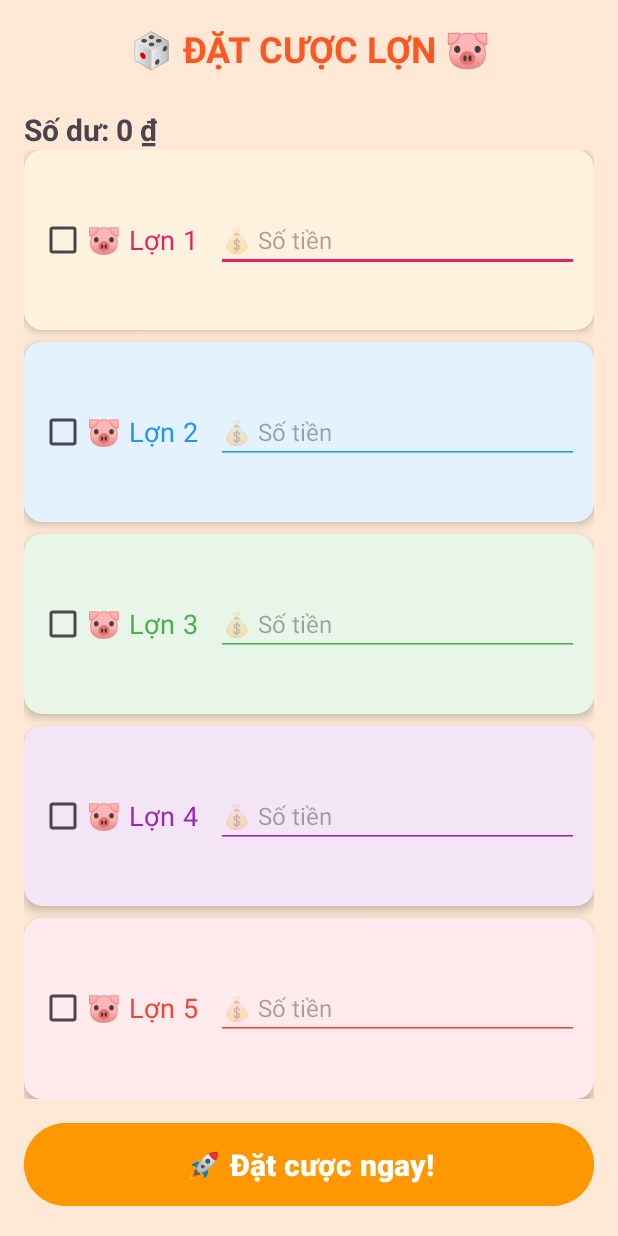
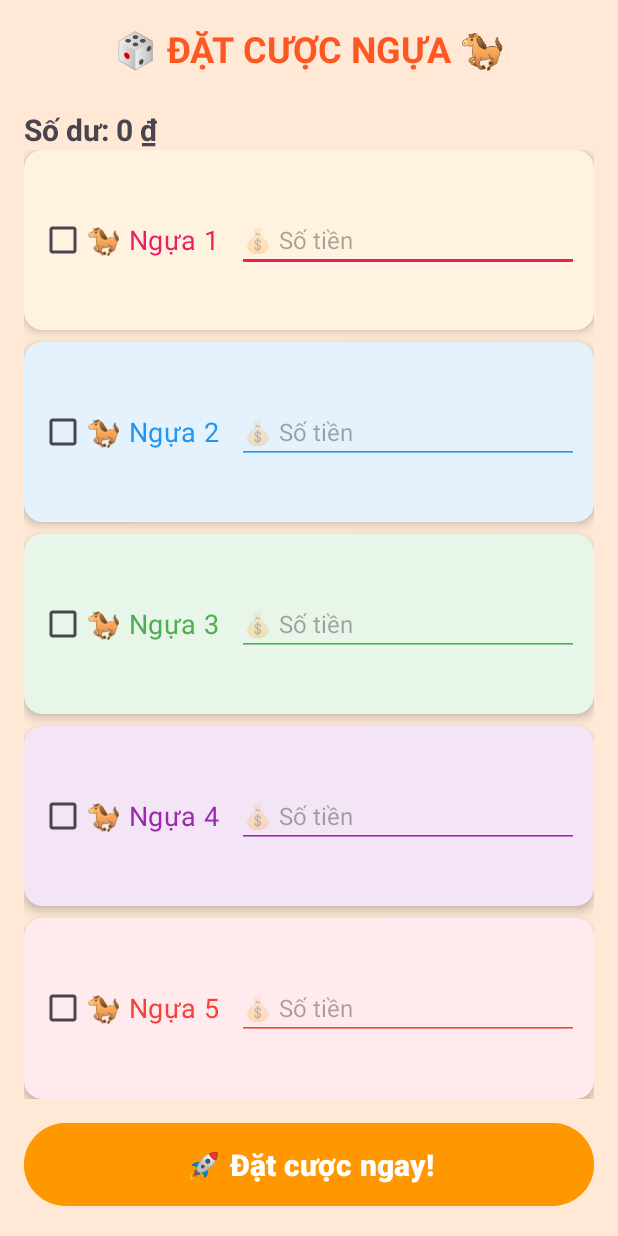
Before and after one commit to tuyetlangsa/android-mini-project, an Android app: the BetActivity screen opened directly, with no data from a screen before it, on a phone screen of 412 x 824 dp. Run offline under Robolectric (Android 15) with nearby library versions, the phone set to English and light mode, and no system bars.

Commit message:
update icon

```diff
--- a/app/src/main/res/layout/activity_bet.xml
+++ b/app/src/main/res/layout/activity_bet.xml
@@ -14,7 +14,7 @@
         android:id="@+id/tv_title"
         android:layout_width="match_parent"
         android:layout_height="wrap_content"
-        android:text="🎲 ĐẶT CƯỢC LỢN 🐷"
+        android:text="🎲 ĐẶT CƯỢC NGỰA 🐎"
         android:textSize="24sp"
         android:textStyle="bold"
         android:textColor="#FF5722"
@@ -33,14 +33,14 @@
         app:layout_constraintEnd_toEndOf="parent"
         android:layout_marginTop="16dp" />
 
-    <!-- Khối danh sách lợn -->
+    <!-- Khối danh sách ngựa -->
     <LinearLayout
         android:layout_width="match_parent"
         android:layout_height="0dp"
         android:layout_weight="1"
         android:orientation="vertical">
 
-        <!-- Lợn 1 -->
+        <!-- Ngựa 1 -->
         <androidx.cardview.widget.CardView
             android:layout_width="match_parent"
             android:layout_height="0dp"
@@ -61,7 +61,7 @@
                     android:id="@+id/cb_horse1"
                     android:layout_width="wrap_content"
                     android:layout_height="wrap_content"
-                    android:text="🐷 Lợn 1"
+                    android:text="🐎 Ngựa 1"
                     android:textColor="#E91E63"
                     android:textSize="18sp" />
 
@@ -78,7 +78,7 @@
             </LinearLayout>
         </androidx.cardview.widget.CardView>
 
-        <!-- Lợn 2 -->
+        <!-- Ngựa 2 -->
         <androidx.cardview.widget.CardView
             android:layout_width="match_parent"
             android:layout_height="0dp"
@@ -99,7 +99,7 @@
                     android:id="@+id/cb_horse2"
                     android:layout_width="wrap_content"
                     android:layout_height="wrap_content"
-                    android:text="🐷 Lợn 2"
+                    android:text="🐎 Ngựa 2"
                     android:textColor="#2196F3"
                     android:textSize="18sp" />
 
@@ -116,7 +116,7 @@
             </LinearLayout>
         </androidx.cardview.widget.CardView>
 
-        <!-- Lợn 3 -->
+        <!-- Ngựa 3 -->
         <androidx.cardview.widget.CardView
             android:layout_width="match_parent"
             android:layout_height="0dp"
@@ -137,7 +137,7 @@
                     android:id="@+id/cb_horse3"
                     android:layout_width="wrap_content"
                     android:layout_height="wrap_content"
-                    android:text="🐷 Lợn 3"
+                    android:text="🐎 Ngựa 3"
                     android:textColor="#4CAF50"
                     android:textSize="18sp" />
 
@@ -154,7 +154,7 @@
             </LinearLayout>
         </androidx.cardview.widget.CardView>
 
-        <!-- Lợn 4 -->
+        <!-- Ngựa 4 -->
         <androidx.cardview.widget.CardView
             android:layout_width="match_parent"
             android:layout_height="0dp"
@@ -175,7 +175,7 @@
                     android:id="@+id/cb_horse4"
                     android:layout_width="wrap_content"
                     android:layout_height="wrap_content"
-                    android:text="🐷 Lợn 4"
+                    android:text="🐎 Ngựa 4"
                     android:textColor="#9C27B0"
                     android:textSize="18sp" />
 
@@ -192,7 +192,7 @@
             </LinearLayout>
         </androidx.cardview.widget.CardView>
 
-        <!-- Lợn 5 -->
+        <!-- Ngựa 5 -->
         <androidx.cardview.widget.CardView
             android:layout_width="match_parent"
             android:layout_height="0dp"
@@ -212,7 +212,7 @@
                     android:id="@+id/cb_horse5"
                     android:layout_width="wrap_content"
                     android:layout_height="wrap_content"
-                    android:text="🐷 Lợn 5"
+                    android:text="🐎 Ngựa 5"
                     android:textColor="#F44336"
                     android:textSize="18sp" />
 
--- a/app/src/main/res/layout/activity_race.xml
+++ b/app/src/main/res/layout/activity_race.xml
@@ -11,7 +11,7 @@
     <TextView
         android:layout_width="match_parent"
         android:layout_height="wrap_content"
-        android:text="🐷 CUỘC ĐUA LỢN"
+        android:text="🐎 CUỘC ĐUA NGỰA"
         android:textSize="28sp"
         android:textStyle="bold"
         android:textColor="#F59E0B"
```
Also changed, not shown: app/src/main/java/com/example/miniproject1_prm392/RaceResultActivity.java (+5 -5 lines), app/src/main/res/mipmap-hdpi/img.png (added), app/src/main/res/mipmap-xhdpi/img.png (deleted).
